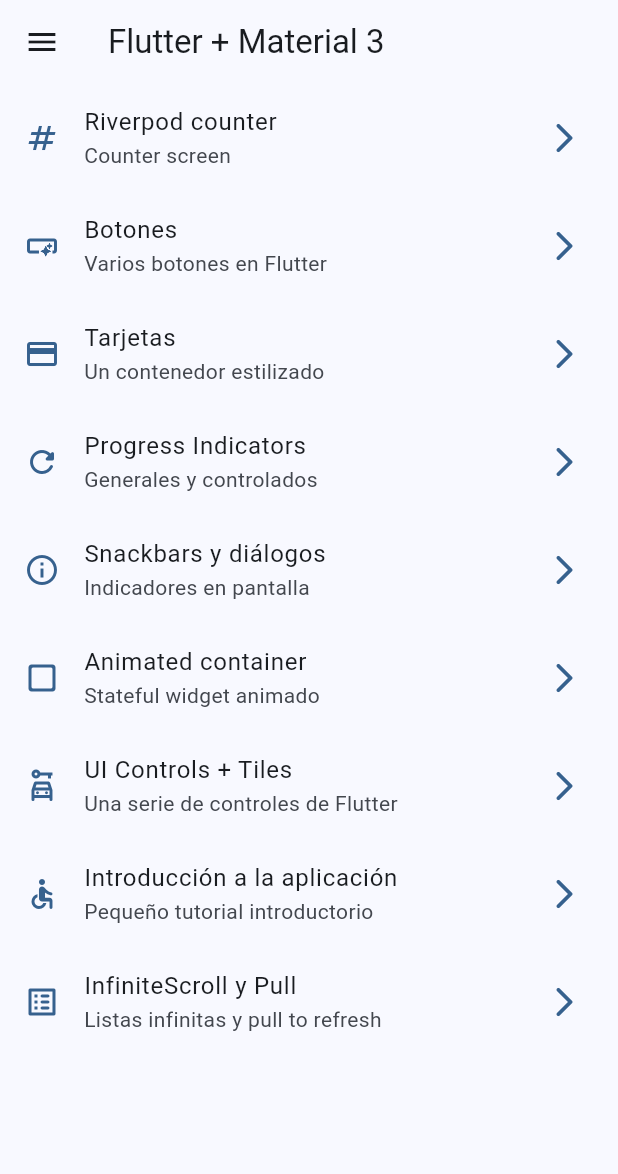
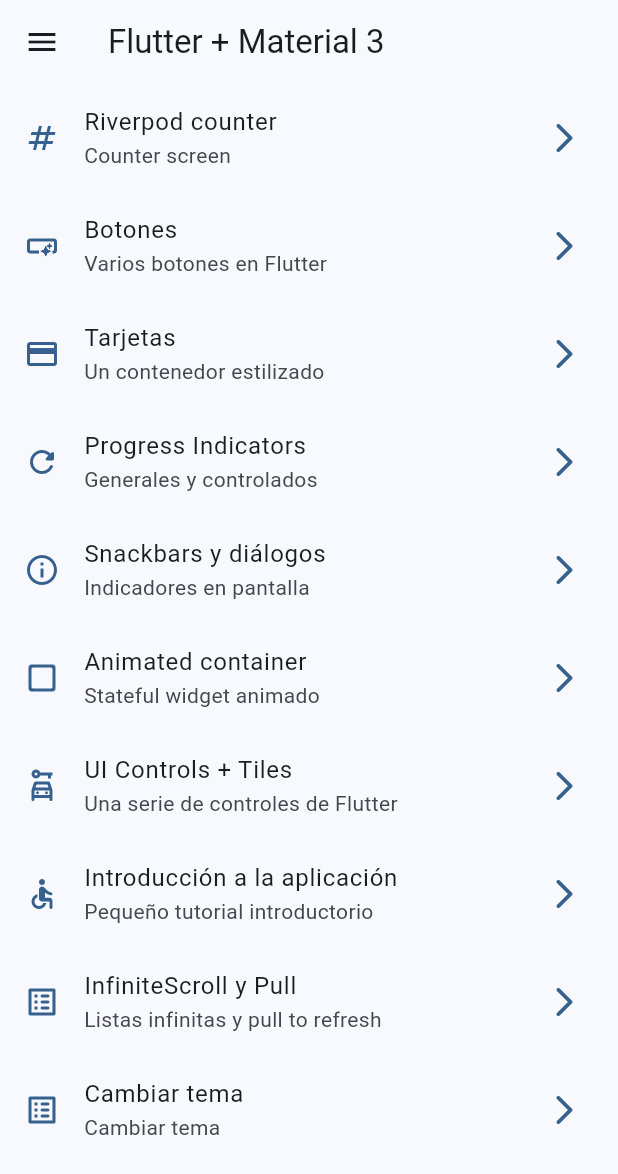
Before and after one commit to hasprilla/widgets_app, a Flutter app: the screen it shows after launch, on a phone screen of 412 x 824 dp. Shown: the top 1174 px of the screen. Run offline on Flutter 3.47's test engine with Material 2 defaults, Android fonts, the phone set to English and light mode, and no system bars; our stand-ins replace animate_do, flutter_riverpod, go_router.

Commit message:
Antes de statenotifier

```diff
--- a/lib/config/menu/menu_items.dart
+++ b/lib/config/menu/menu_items.dart
@@ -59,4 +59,9 @@ const appMenuItems = <MenuItem>[
       subTitle: 'Listas infinitas y pull to refresh',
       link: '/infinite',
       icon: Icons.list_alt_rounded),
+  MenuItem(
+      title: 'Cambiar tema',
+      subTitle: 'Cambiar tema',
+      link: '/theme-change',
+      icon: Icons.list_alt_rounded),
 ];
--- a/lib/config/router/app_router.dart
+++ b/lib/config/router/app_router.dart
@@ -56,5 +56,10 @@ final appRouter = GoRouter(
       name: CounterScreen.name,
       builder: (context, state) => const CounterScreen(),
     ),
+    GoRoute(
+      path: '/theme-change',
+      name: ThemeChangerScreen.name,
+      builder: (context, state) => const ThemeChangerScreen(),
+    ),
   ],
 );
--- a/lib/config/theme/app_theme.dart
+++ b/lib/config/theme/app_theme.dart
@@ -1,3 +1,4 @@
+// ignore_for_file: public_member_api_docs, sort_constructors_first
 import 'package:flutter/material.dart';
 
 const colorList = <Color>[
@@ -12,24 +13,23 @@ const colorList = <Color>[
   Colors.pinkAccent,
 ];
 
-
-
 class AppTheme {
-
   final int selectedColor;
+  final bool isDarkMode;
 
   AppTheme({
-    this.selectedColor = 0
-  }): assert( selectedColor >= 0, 'Selected color must be greater then 0' ),
-      assert( selectedColor < colorList.length,
-        'Selected color must be less or equal than ${ colorList.length - 1 }');
+    this.selectedColor = 0,
+    this.isDarkMode = false,
+  })  : assert(selectedColor >= 0, 'Selected color must be greater then 0'),
+        assert(selectedColor < colorList.length,
+            'Selected color must be less or equal than ${colorList.length - 1}');
 
   ThemeData getTheme() => ThemeData(
-    useMaterial3: true,
-    colorSchemeSeed: colorList[ selectedColor ],
-    appBarTheme: const AppBarTheme(
-      centerTitle: false
-    ),
-  );
-
+        useMaterial3: true,
+        brightness: isDarkMode ? Brightness.dark : Brightness.light,
+        colorSchemeSeed: colorList[selectedColor],
+        appBarTheme: const AppBarTheme(
+          centerTitle: false,
+        ),
+      );
 }
--- a/lib/main.dart
+++ b/lib/main.dart
@@ -3,20 +3,24 @@ import 'package:flutter_riverpod/flutter_riverpod.dart';
 
 import 'config/router/app_router.dart';
 import 'config/theme/app_theme.dart';
+import 'presentation/providers/theme_provider.dart';
 
 void main() {
   runApp(const ProviderScope(child: MainApp()));
 }
 
-class MainApp extends StatelessWidget {
+class MainApp extends ConsumerWidget {
   const MainApp({super.key});
 
   @override
-  Widget build(BuildContext context) {
+  Widget build(BuildContext context, WidgetRef ref) {
+    final isDarkMode = ref.watch(isDarkmodeProvider);
+    final selectedColor = ref.watch(selectedColorProvider);
     return MaterialApp.router(
       title: 'Flutter Widgets',
       debugShowCheckedModeBanner: false,
-      theme: AppTheme(selectedColor: 0).getTheme(),
+      theme: AppTheme(selectedColor: selectedColor, isDarkMode: isDarkMode)
+          .getTheme(),
       routerConfig: appRouter,
     );
   }
--- a/lib/presentation/providers/theme_provider.dart
+++ b/lib/presentation/providers/theme_provider.dart
@@ -1,3 +1,12 @@
 import 'package:flutter_riverpod/flutter_riverpod.dart';
 
+import '../../config/theme/app_theme.dart';
+
+// Listado de colores inmutable
+final colorsListProvider = Provider((ref) => colorList);
+
+// Un simple boolean
 final isDarkmodeProvider = StateProvider<bool>((ref) => false);
+
+// Un simple int
+final selectedColorProvider = StateProvider<int>((ref) => 0);
--- a/lib/presentation/screens/screens.dart
+++ b/lib/presentation/screens/screens.dart
@@ -8,3 +8,5 @@ export 'package:widgets_app/presentation/screens/infinite_scroll/infinite_scroll
 export 'package:widgets_app/presentation/screens/progress/progress_screen.dart';
 export 'package:widgets_app/presentation/screens/snackbar/snackbar_screen.dart';
 export 'package:widgets_app/presentation/screens/ui_controls/ui_controls_screen.dart';
+
+export 'theme_changer/theme_changer_screen.dart';
```
Also changed, not shown: lib/presentation/screens/theme_changer/theme_changer_screen.dart (added, +62 -0 lines).
